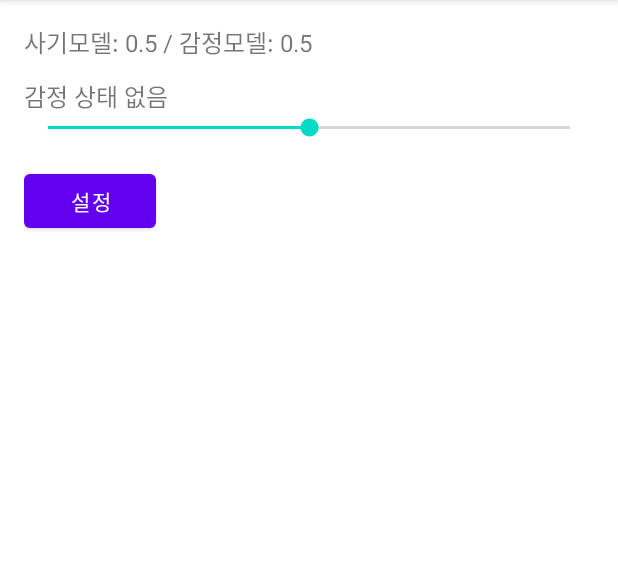
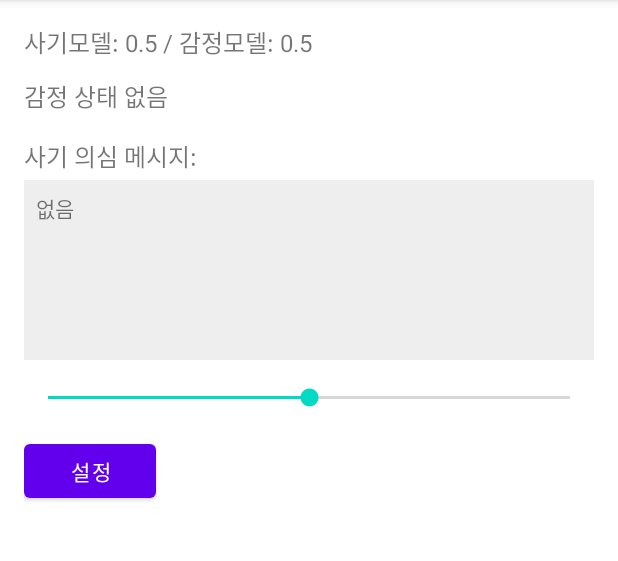
Before and after one commit to 2024ahnlab/ReadKakao, an Android app: the screen it shows after launch (MainActivity), on a phone screen of 412 x 824 dp, the part 84-645 px from its top. Run offline under Robolectric (Android 15) with nearby library versions, the light colour scheme and no system bars.

Commit message:
Add scrollable recent message box

```diff
--- a/app/src/main/java/com/readkakaotalk/app/activity/MainActivity.java
+++ b/app/src/main/java/com/readkakaotalk/app/activity/MainActivity.java
@@ -43,6 +43,7 @@ public class MainActivity extends AppCompatActivity {
     private AlertDialog dialog = null;
     private SeekBar weightSeekBar;
     private TextView ratioText, emotionTextView;
+    private TextView fraudMessageTextView;
 
     @Override
     protected void onCreate(Bundle savedInstanceState) {
@@ -64,6 +65,8 @@ public class MainActivity extends AppCompatActivity {
             Intent intent = new Intent(this, SettingsActivity.class);
             startActivity(intent);
         });
+
+        fraudMessageTextView = findViewById(R.id.fraudMessageTextView);
 
         weightSeekBar.setProgress(50);
         weightSeekBar.setOnSeekBarChangeListener(new SeekBar.OnSeekBarChangeListener() {
@@ -185,11 +188,8 @@ public class MainActivity extends AppCompatActivity {
 
     private void showRecentMessages(int count) {
         List<String> messages = MyAccessibilityService.getRecentMessages(count);
-        AlertDialog.Builder builder = new AlertDialog.Builder(this);
-        builder.setTitle("최근 메시지");
-        builder.setMessage(String.join("\n", messages));
-        builder.setPositiveButton("확인", null);
-        builder.show();
+        String combined = String.join("\n", messages);
+        fraudMessageTextView.setText(combined.isEmpty() ? "없음" : combined);
     }
 
     @Override
--- a/app/src/main/res/layout/activity_main.xml
+++ b/app/src/main/res/layout/activity_main.xml
@@ -20,6 +20,32 @@
         android:textSize="16sp"
         android:layout_marginTop="12dp"/>
 
+    <TextView
+        android:id="@+id/fraudMessageTitle"
+        android:layout_width="wrap_content"
+        android:layout_height="wrap_content"
+        android:text="사기 의심 메시지:"
+        android:textSize="16sp"
+        android:layout_marginTop="16dp" />
+
+    <ScrollView
+        android:id="@+id/fraudScrollContainer"
+        android:layout_width="match_parent"
+        android:layout_height="120dp"
+        android:background="#EEEEEE"
+        android:padding="8dp"
+        android:layout_marginTop="4dp"
+        android:layout_marginBottom="16dp">
+
+        <TextView
+            android:id="@+id/fraudMessageTextView"
+            android:layout_width="match_parent"
+            android:layout_height="wrap_content"
+            android:text="없음"
+            android:textSize="14sp"
+            android:lineSpacingExtra="4dp"/>
+    </ScrollView>
+
     <SeekBar
         android:id="@+id/weightSeekBar"
         android:layout_width="match_parent"
```
